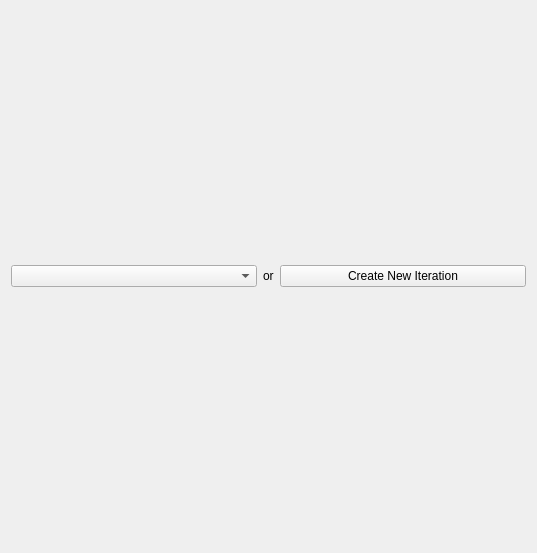
This is ui/load.ui in ONS-RossGD/OptiCORD2 as Qt 5 draws it before an edit. The edited form follows.
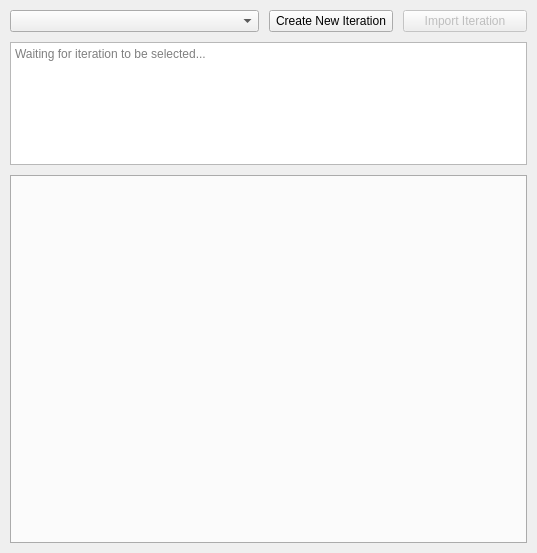
This is the edited form.

The edit to the form file:
```diff
--- a/ui/load.ui
+++ b/ui/load.ui
@@ -13,13 +13,44 @@
   <property name="windowTitle">
    <string>Form</string>
   </property>
-  <layout class="QGridLayout" name="gridLayout">
-   <item row="0" column="2">
+  <layout class="QGridLayout" name="load_layout">
+   <property name="leftMargin">
+    <number>10</number>
+   </property>
+   <property name="topMargin">
+    <number>10</number>
+   </property>
+   <property name="rightMargin">
+    <number>10</number>
+   </property>
+   <property name="bottomMargin">
+    <number>10</number>
+   </property>
+   <property name="spacing">
+    <number>10</number>
+   </property>
+   <item row="1" column="3">
+    <widget class="QPushButton" name="import_iteration">
+     <property name="enabled">
+      <bool>false</bool>
+     </property>
+     <property name="sizePolicy">
+      <sizepolicy hsizetype="Minimum" vsizetype="Fixed">
+       <horstretch>1</horstretch>
+       <verstretch>1</verstretch>
+      </sizepolicy>
+     </property>
+     <property name="text">
+      <string>Import Iteration</string>
+     </property>
+    </widget>
+   </item>
+   <item row="1" column="2">
     <widget class="QPushButton" name="new_iteration">
      <property name="sizePolicy">
       <sizepolicy hsizetype="MinimumExpanding" vsizetype="Fixed">
-       <horstretch>0</horstretch>
-       <verstretch>0</verstretch>
+       <horstretch>1</horstretch>
+       <verstretch>1</verstretch>
       </sizepolicy>
      </property>
      <property name="text">
@@ -27,27 +58,60 @@
      </property>
     </widget>
    </item>
-   <item row="0" column="0">
+   <item row="2" column="1" colspan="3">
+    <widget class="QTextEdit" name="selection_info">
+     <property name="enabled">
+      <bool>true</bool>
+     </property>
+     <property name="sizePolicy">
+      <sizepolicy hsizetype="Expanding" vsizetype="Expanding">
+       <horstretch>0</horstretch>
+       <verstretch>2</verstretch>
+      </sizepolicy>
+     </property>
+     <property name="readOnly">
+      <bool>true</bool>
+     </property>
+     <property name="placeholderText">
+      <string>Waiting for iteration to be selected...</string>
+     </property>
+    </widget>
+   </item>
+   <item row="1" column="1">
     <widget class="QComboBox" name="iteration_dropdown">
      <property name="sizePolicy">
       <sizepolicy hsizetype="MinimumExpanding" vsizetype="Fixed">
-       <horstretch>0</horstretch>
-       <verstretch>0</verstretch>
+       <horstretch>2</horstretch>
+       <verstretch>1</verstretch>
       </sizepolicy>
      </property>
     </widget>
    </item>
-   <item row="0" column="1">
-    <widget class="QLabel" name="label">
+   <item row="3" column="1" colspan="3">
+    <widget class="QTabWidget" name="tabWidget">
+     <property name="enabled">
+      <bool>false</bool>
+     </property>
      <property name="sizePolicy">
-      <sizepolicy hsizetype="Minimum" vsizetype="Preferred">
+      <sizepolicy hsizetype="Expanding" vsizetype="Expanding">
        <horstretch>0</horstretch>
-       <verstretch>0</verstretch>
+       <verstretch>6</verstretch>
       </sizepolicy>
      </property>
-     <property name="text">
-      <string>or</string>
+     <property name="tabPosition">
+      <enum>QTabWidget::South</enum>
      </property>
+     <property name="currentIndex">
+      <number>0</number>
+     </property>
+     <property name="tabBarAutoHide">
+      <bool>true</bool>
+     </property>
+     <widget class="QWidget" name="tab">
+      <attribute name="title">
+       <string>Tab 1</string>
+      </attribute>
+     </widget>
     </widget>
    </item>
   </layout>
```
Left out of the diff: 4 changed lines with no effect on the pictures.
